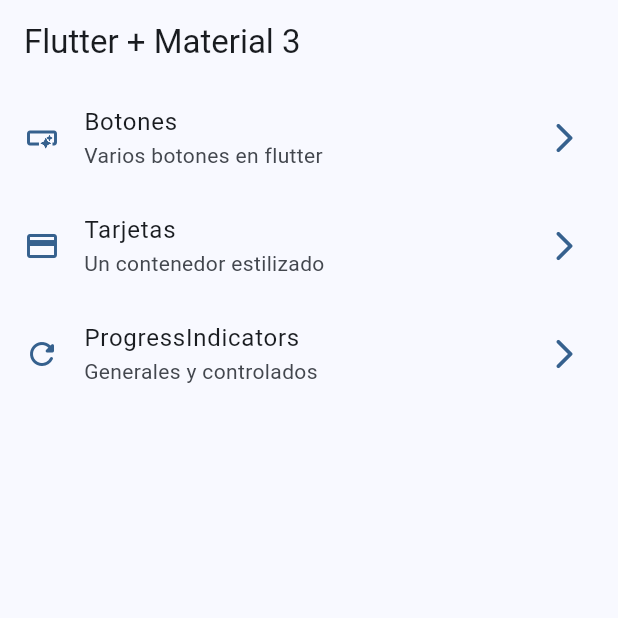
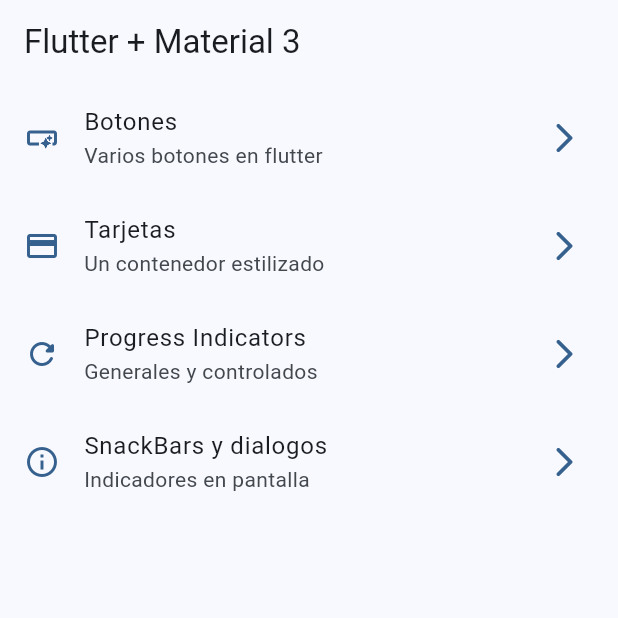
Before and after one commit to OscarOcomatl/widgets_app, a Flutter app: the screen it shows after launch, on a phone screen of 412 x 824 dp, the top half of it. Run offline on Flutter 3.47's test engine with Material 3 defaults, Android fonts, the phone set to English and light mode, and no system bars; our stand-ins replace go_router.

Commit message:
snackbars y dialogs terminados

```diff
--- a/lib/config/menu/menu_items.dart
+++ b/lib/config/menu/menu_items.dart
@@ -30,9 +30,15 @@ const appMenuItems = <MenuItem>[
     icon: Icons.credit_card
   ),
   MenuItem(
-    title: 'ProgressIndicators',
+    title: 'Progress Indicators',
     subtitle: 'Generales y controlados',
     link: '/progress',
     icon: Icons.refresh_rounded
   ),
+  MenuItem(
+    title: 'SnackBars y dialogos',
+    subtitle: 'Indicadores en pantalla',
+    link: '/snackbars',
+    icon: Icons.info_outline
+  ),
 ];
--- a/lib/config/router/app_router.dart
+++ b/lib/config/router/app_router.dart
@@ -25,5 +25,10 @@ final appRouter = GoRouter(
       name: ProgressScreen.name,
       builder: (context, state) => const ProgressScreen(),
     ),
+    GoRoute(
+      path: '/snackbars',
+      name: SnackbarScreen.name,
+      builder: (context, state) => const SnackbarScreen(),
+    ),
   ],
 );
--- a/lib/main.dart
+++ b/lib/main.dart
@@ -12,6 +12,7 @@ class MainApp extends StatelessWidget {
   @override
   Widget build(BuildContext context) {
     return MaterialApp.router(
+      title: 'Flutter Widgets',
       debugShowCheckedModeBanner: false,
       theme: AppTheme(selectedColor: 1).getTheme(),
       routerConfig: appRouter,
```
Also changed, not shown: lib/presentation/screens/snackbar/snackbar_screen.dart (+74 -1 lines).
